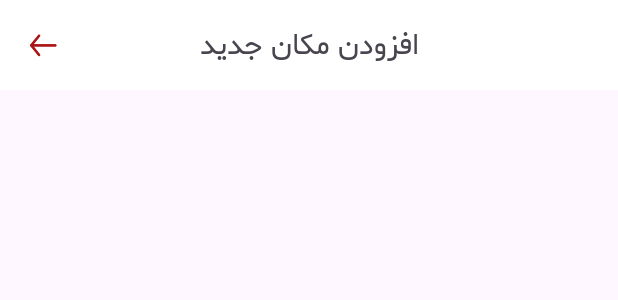
After one commit to Moradix96/SinaMap, an Android app: the layout activity_add_place.xml on its own in the app's theme, with its tools: preview values and no code run, on a phone screen of 412 x 824 dp. The commit adds this screen. Shown: the top 300 px of the screen. Run offline under Robolectric (Android 15) with nearby library versions, the phone set to English and light mode, and no system bars; network calls fail.

Commit message:
Implemented blank AddPlaceActivity

```diff
--- a/app/src/main/AndroidManifest.xml
+++ b/app/src/main/AndroidManifest.xml
@@ -36,6 +36,9 @@
         <activity
             android:name=".activities.PlacesActivity"
             android:exported="false" />
+        <activity
+            android:name=".activities.AddPlaceActivity"
+            android:exported="false" />
     </application>
 
 </manifest>
--- /dev/null
+++ b/app/src/main/java/ir/co/holoo/sinamap/activities/AddPlaceActivity.kt
@@ -0,0 +1,24 @@
+package ir.co.holoo.sinamap.activities
+
+import android.os.Bundle
+import androidx.appcompat.app.AppCompatActivity
+import ir.co.holoo.sinamap.databinding.ActivityAddPlaceBinding
+
+
+class AddPlaceActivity : AppCompatActivity() {
+
+    private lateinit var binding: ActivityAddPlaceBinding
+
+    override fun onCreate(savedInstanceState: Bundle?) {
+        super.onCreate(savedInstanceState)
+        binding = ActivityAddPlaceBinding.inflate(layoutInflater)
+        setContentView(binding.root)
+
+        binding.btnBack.setOnClickListener {
+            finish()
+        }
+
+    }
+
+
+}
--- a/app/src/main/java/ir/co/holoo/sinamap/activities/MainActivity.kt
+++ b/app/src/main/java/ir/co/holoo/sinamap/activities/MainActivity.kt
@@ -201,14 +201,12 @@ class MainActivity : AppCompatActivity() {
 
         // Set click listeners for popup menu buttons
         buttonRoute.setOnClickListener {
-            // Handle "Add" action
-            //Toast.makeText(this, "On route click, not implemented", Toast.LENGTH_SHORT).show()
             drawRouteTo(binding.map, geoPoint)
             popupWindow.dismiss()
         }
         buttonAdd.setOnClickListener {
-            // Handle "Go" action
-            Toast.makeText(this, "On add click, not implemented", Toast.LENGTH_SHORT).show()
+            val intent = Intent(this, AddPlaceActivity::class.java)
+            startActivity(intent)
             popupWindow.dismiss()
         }
 
--- /dev/null
+++ b/app/src/main/res/layout/activity_add_place.xml
@@ -0,0 +1,74 @@
+<?xml version="1.0" encoding="utf-8"?>
+<androidx.constraintlayout.widget.ConstraintLayout xmlns:android="http://schemas.android.com/apk/res/android"
+    xmlns:app="http://schemas.android.com/apk/res-auto"
+    xmlns:tools="http://schemas.android.com/tools"
+    android:layout_width="match_parent"
+    android:layout_height="match_parent"
+    tools:context=".activities.PlacesActivity">
+
+    <com.google.android.material.appbar.AppBarLayout
+        android:id="@+id/appBar"
+        android:layout_width="match_parent"
+        android:layout_height="60dp"
+        app:layout_constraintTop_toTopOf="parent">
+
+        <androidx.appcompat.widget.Toolbar
+            android:id="@+id/toolbar"
+            android:layout_width="match_parent"
+            android:layout_height="match_parent"
+            android:background="@null"
+            app:contentInsetEnd="0dp"
+            app:contentInsetLeft="0dp"
+            app:contentInsetRight="0dp"
+            app:contentInsetStart="0dp">
+
+            <androidx.constraintlayout.widget.ConstraintLayout
+                android:layout_width="match_parent"
+                android:layout_height="match_parent">
+
+                <androidx.constraintlayout.widget.ConstraintLayout
+                    android:id="@+id/mainTopButtonsBox"
+                    android:layout_width="match_parent"
+                    android:layout_height="match_parent"
+                    android:background="@color/white"
+                    android:orientation="horizontal"
+                    app:layout_constraintBottom_toBottomOf="parent"
+                    app:layout_constraintTop_toTopOf="parent">
+
+                    <TextView
+                        android:id="@+id/topTitle"
+                        android:layout_width="wrap_content"
+                        android:layout_height="wrap_content"
+                        android:layout_marginTop="15dp"
+                        android:layout_marginBottom="15dp"
+                        android:text="افزودن مکان جدید"
+                        android:textSize="20sp"
+                        app:layout_constraintBottom_toBottomOf="parent"
+                        app:layout_constraintEnd_toEndOf="parent"
+                        app:layout_constraintStart_toStartOf="parent"
+                        app:layout_constraintTop_toTopOf="parent"
+                        tools:ignore="RtlSymmetry" />
+
+                    <androidx.appcompat.widget.AppCompatImageButton
+                        android:id="@+id/btn_back"
+                        android:layout_width="38dp"
+                        android:layout_height="38dp"
+                        android:layout_marginStart="10dp"
+                        android:background="@null"
+                        android:padding="10dp"
+                        android:scaleType="fitCenter"
+                        android:src="@drawable/ic_back_page"
+                        app:layout_constraintBottom_toBottomOf="parent"
+                        app:layout_constraintStart_toStartOf="parent"
+                        app:layout_constraintTop_toTopOf="parent"
+                        app:tint="#AA1616" />
+
+                </androidx.constraintlayout.widget.ConstraintLayout>
+
+            </androidx.constraintlayout.widget.ConstraintLayout>
+
+        </androidx.appcompat.widget.Toolbar>
+
+    </com.google.android.material.appbar.AppBarLayout>
+
+</androidx.constraintlayout.widget.ConstraintLayout>
```
